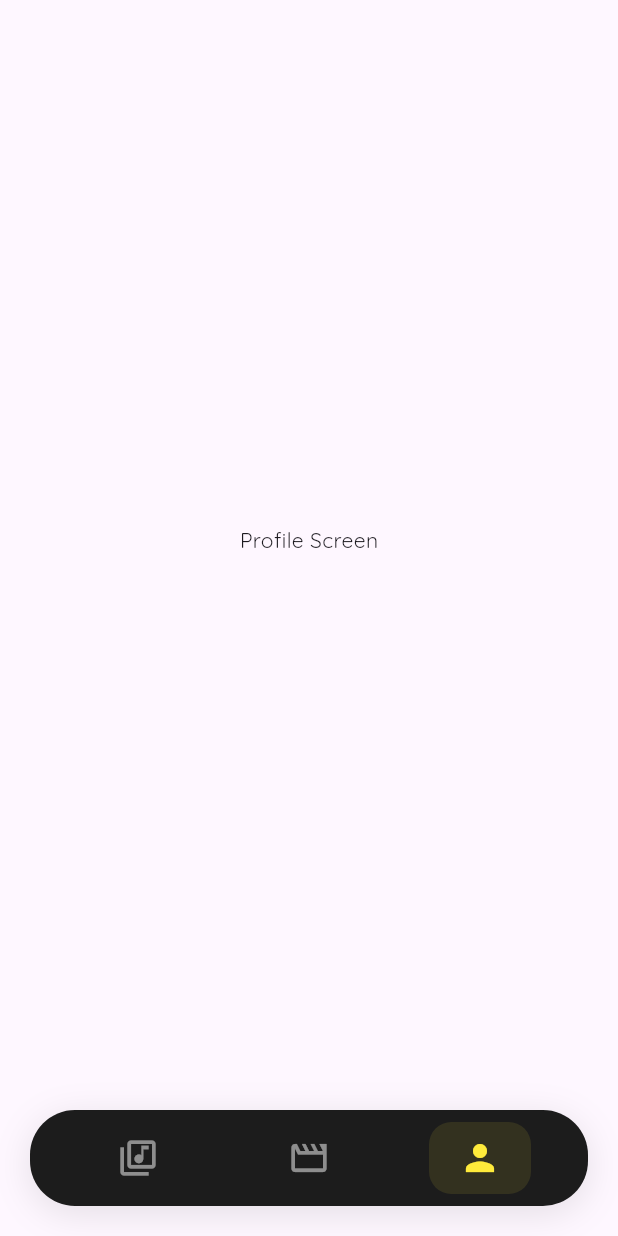
After one commit to kiddo4/Shazam, a Flutter app: the MainScreen screen opened directly, item 3 of the bottom bar chosen, on a phone screen of 412 x 824 dp. The commit adds this screen. Run offline on Flutter 3.47's test engine with Material 3 defaults, Android fonts, the phone set to English and light mode, and no system bars; our stand-ins replace dartz, flutter_animate, flutter_riverpod, google_fonts; missing offline and left inert: record.

Commit message:
added bottom navigation

```diff
--- /dev/null
+++ b/lib/core/presentation/screens/main_screen.dart
@@ -0,0 +1,78 @@
+import 'package:flutter/material.dart';
+import 'package:mshasam/core/constants/app_colors.dart';
+import 'package:mshasam/features/audio_recognition/presentation/screens/movie_recognition_screen.dart';
+import 'package:mshasam/features/library/presentation/screens/library_screen.dart';
+import 'package:mshasam/features/profile/presentation/screens/profile_screen.dart';
+
+class MainScreen extends StatefulWidget {
+  const MainScreen({super.key});
+
+  @override
+  State<MainScreen> createState() => _MainScreenState();
+}
+
+class _MainScreenState extends State<MainScreen> {
+  int _selectedIndex = 1;
+
+  final List<Widget> _screens = [
+    const LibraryScreen(),
+    const MovieRecognitionScreen(),
+    const ProfileScreen(),
+  ];
+
+  @override
+  Widget build(BuildContext context) {
+    return Scaffold(
+      body: _screens[_selectedIndex],
+      bottomNavigationBar: Padding(
+        padding: const EdgeInsets.all(20),
+        child: Container(
+          decoration: BoxDecoration(
+            color: AppColors.surface,
+            borderRadius: BorderRadius.circular(30),
+            boxShadow: [
+              BoxShadow(
+                color: Colors.black.withOpacity(0.1),
+                blurRadius: 20,
+                offset: const Offset(0, 5),
+              ),
+            ],
+          ),
+          child: SafeArea(
+            child: Padding(
+              padding: const EdgeInsets.symmetric(horizontal: 15, vertical: 8),
+              child: Row(
+                mainAxisAlignment: MainAxisAlignment.spaceAround,
+                children: [
+                  _buildNavItem(0, Icons.library_music_outlined, Icons.library_music),
+                  _buildNavItem(1, Icons.movie_outlined, Icons.movie),
+                  _buildNavItem(2, Icons.person_outline, Icons.person),
+                ],
+              ),
+            ),
+          ),
+        ),
+      ),
+    );
+  }
+
+  Widget _buildNavItem(int index, IconData unselectedIcon, IconData selectedIcon) {
+    final isSelected = _selectedIndex == index;
+    return GestureDetector(
+      onTap: () => setState(() => _selectedIndex = index),
+      child: AnimatedContainer(
+        duration: const Duration(milliseconds: 200),
+        padding: const EdgeInsets.symmetric(horizontal: 20, vertical: 10),
+        decoration: BoxDecoration(
+          color: isSelected ? AppColors.primary.withOpacity(0.1) : Colors.transparent,
+          borderRadius: BorderRadius.circular(15),
+        ),
+        child: Icon(
+          isSelected ? selectedIcon : unselectedIcon,
+          color: isSelected ? AppColors.primary : AppColors.text.withOpacity(0.5),
+          size: 28,
+        ),
+      ),
+    );
+  }
+}
--- a/lib/features/onboarding/presentation/screens/splash_screen.dart
+++ b/lib/core/presentation/screens/splash_screen.dart
@@ -1,6 +1,7 @@
 import 'package:flutter/material.dart';
 import 'package:mshasam/core/constants/app_colors.dart';
 import 'package:flutter_animate/flutter_animate.dart';
+import 'package:mshasam/core/presentation/screens/main_screen.dart';
 import 'package:mshasam/features/audio_recognition/presentation/screens/movie_recognition_screen.dart';
 
 class SplashScreen extends StatelessWidget {
@@ -14,7 +15,7 @@ class SplashScreen extends StatelessWidget {
         onTap: () {
           Navigator.of(context).pushReplacement(
             MaterialPageRoute(
-              builder: (context) => const MovieRecognitionScreen(),
+              builder: (context) => const MainScreen(),
             ),
           );
         },
--- /dev/null
+++ b/lib/features/profile/presentation/screens/profile_screen.dart
@@ -0,0 +1,14 @@
+import 'package:flutter/material.dart';
+
+class ProfileScreen extends StatelessWidget {
+  const ProfileScreen({super.key});
+
+  @override
+  Widget build(BuildContext context) {
+    return const Scaffold(
+      body: Center(
+        child: Text('Profile Screen'),
+      ),
+    );
+  }
+}
```
Also changed, not shown: lib/features/library/presentation/screens/library_screen.dart (added, +14 -0 lines), lib/main.dart (+2 -90 lines).
